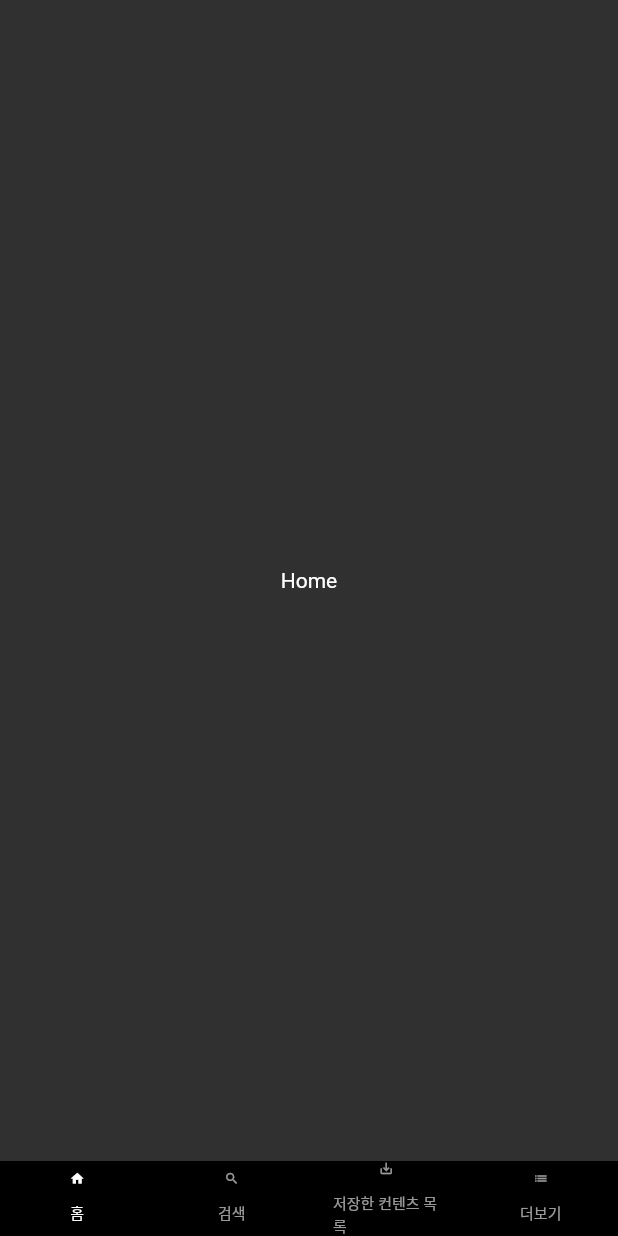
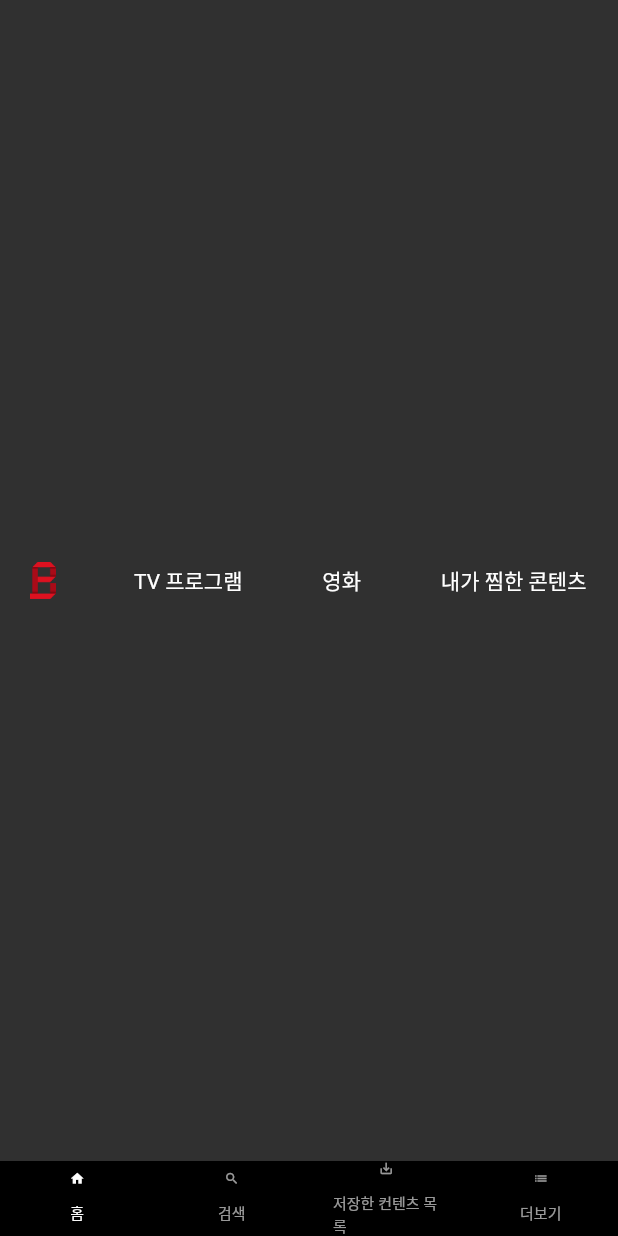
Before and after one commit to hyejiseo-dev/netflix_clone, a Flutter app: the screen it shows after launch, on a phone screen of 412 x 824 dp. Run offline on Flutter 3.47's test engine with Material 2 defaults, Android fonts, the phone set to English and light mode, and no system bars.

Commit message:
add TopBar

```diff
--- a/lib/main.dart
+++ b/lib/main.dart
@@ -1,4 +1,5 @@
 import 'package:flutter/material.dart';
+import 'package:netflix_clone_coding/screen/home_screen.dart';
 import 'package:netflix_clone_coding/widget/bottom_bar.dart';
 
 void main() {
@@ -16,19 +17,18 @@ class _MyAppState extends State<MyApp> {
     return MaterialApp(
       title: 'NetFlix',
       theme: ThemeData(
+          //앱 테마색 지정
           brightness: Brightness.dark,
           primaryColor: Colors.black,
           accentColor: Colors.white),
       home: DefaultTabController(
-        length: 4,
+        length: 4, //4개의 영역으로 나눈다
         child: Scaffold(
           body: TabBarView(
-            physics: NeverScrollableScrollPhysics(),
+            //tab바를 바디에 넣어준다(4개의 영역마다 다른 화면 표시)
+            physics: NeverScrollableScrollPhysics(), //스크롤이 되지않도록
             children: <Widget>[
-              Container(
-                  child: Center(
-                child: Text('Home'),
-              )),
+              HomeScreen(), //home_screen.dart
               Container(
                   child: Center(
                 child: Text('Search'),
@@ -43,7 +43,7 @@ class _MyAppState extends State<MyApp> {
               ))
             ],
           ),
-          bottomNavigationBar: Bottom(),
+          bottomNavigationBar: Bottom(), //bottom_bar.dart파일에서 쓴 Bottom을 가져와서 넣기
         ),
       ),
     );
--- /dev/null
+++ b/lib/screen/home_screen.dart
@@ -0,0 +1,57 @@
+import 'package:flutter/material.dart';
+
+class HomeScreen extends StatefulWidget {
+  _HomeScreenState createState() => _HomeScreenState();
+}
+
+class _HomeScreenState extends State<HomeScreen> {
+  @override
+  void initStatue() {
+    super.initState();
+  }
+
+  @override
+  Widget build(BuildContext context) {
+    return TopBar();
+  }
+}
+
+class TopBar extends StatelessWidget {
+  @override
+  Widget build(BuildContext context) {
+    return Container(
+      padding: EdgeInsets.fromLTRB(20, 7, 20, 7),
+      child: Row(
+        mainAxisAlignment: MainAxisAlignment.spaceBetween, //화면 크기에 맞춰 나열시킴
+        children: <Widget>[
+          Image.asset(
+            'images/bbongflix_logo.png', //pubspec.yaml의 asset에 이미지 등록 후 가져오기
+            fit: BoxFit.contain,
+            height: 25,
+          ),
+          Container(
+            padding: EdgeInsets.only(right: 1),
+            child: Text(
+              'TV 프로그램',
+              style: TextStyle(fontSize: 14),
+            ),
+          ),
+          Container(
+            padding: EdgeInsets.only(right: 1),
+            child: Text(
+              '영화',
+              style: TextStyle(fontSize: 14),
+            ),
+          ),
+          Container(
+            padding: EdgeInsets.only(right: 1),
+            child: Text(
+              '내가 찜한 콘텐츠',
+              style: TextStyle(fontSize: 14),
+            ),
+          ),
+        ],
+      ),
+    );
+  }
+}
--- a/pubspec.yaml
+++ b/pubspec.yaml
@@ -45,9 +45,8 @@ flutter:
   uses-material-design: true
 
   # To add assets to your application, add an assets section, like this:
-  # assets:
-  #   - images/a_dot_burr.jpeg
-  #   - images/a_dot_ham.jpeg
+  assets:
+    - images/bbongflix_logo.png
 
   # An image asset can refer to one or more resolution-specific "variants", see
   # https://flutter.dev/assets-and-images/#resolution-aware.
```
Also changed, not shown: images/bbongflix_logo.png (added).
